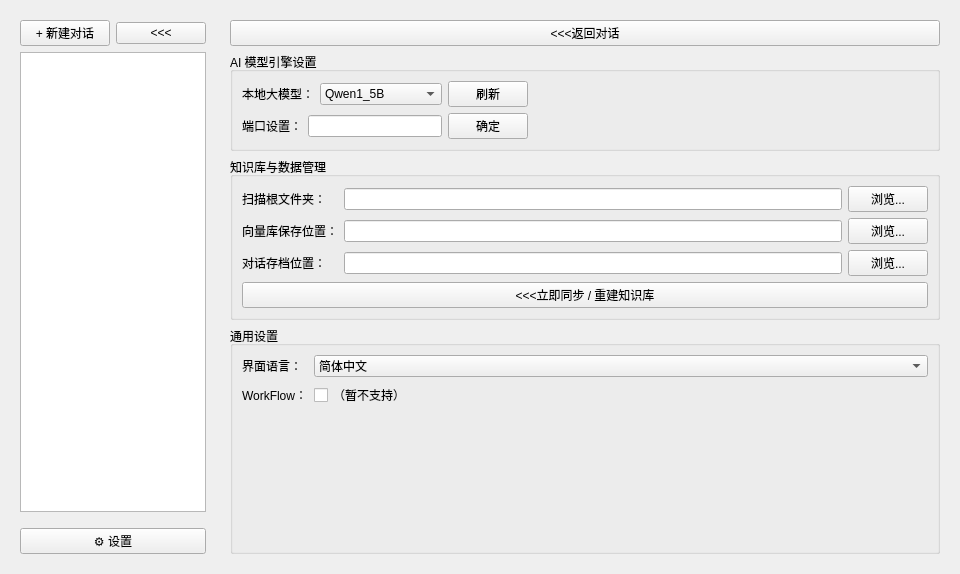
The window that src/ui/mainwidget.ui (peiyv86/DeepVein) describes before a commit, drawn with Qt 5.
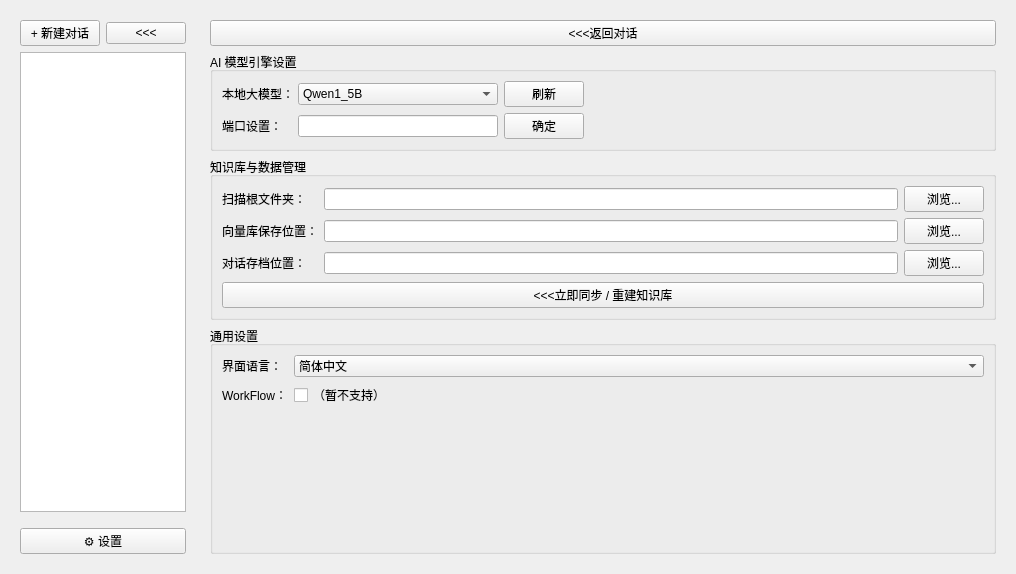
The same window after the commit.

Diff of the .ui file:
```diff
--- a/src/ui/mainwidget.ui
+++ b/src/ui/mainwidget.ui
@@ -226,6 +226,12 @@
               </property>
               <item>
                <widget class="QLabel" name="labelModel">
+                <property name="minimumSize">
+                 <size>
+                  <width>70</width>
+                  <height>0</height>
+                 </size>
+                </property>
                 <property name="maximumSize">
                  <size>
                   <width>80</width>
@@ -239,6 +245,12 @@
               </item>
               <item>
                <widget class="QComboBox" name="comboModel">
+                <property name="minimumSize">
+                 <size>
+                  <width>200</width>
+                  <height>0</height>
+                 </size>
+                </property>
                 <item>
                  <property name="text">
                   <string>Qwen1_5B</string>
@@ -270,15 +282,28 @@
               <property name="rightMargin">
                <number>400</number>
               </property>
-              <item>
+              <item alignment="Qt::AlignmentFlag::AlignLeft">
                <widget class="QLabel" name="label">
+                <property name="minimumSize">
+                 <size>
+                  <width>70</width>
+                  <height>0</height>
+                 </size>
+                </property>
                 <property name="text">
                  <string>端口设置：</string>
                 </property>
                </widget>
               </item>
               <item>
-               <widget class="QLineEdit" name="editPort"/>
+               <widget class="QLineEdit" name="editPort">
+                <property name="minimumSize">
+                 <size>
+                  <width>200</width>
+                  <height>0</height>
+                 </size>
+                </property>
+               </widget>
               </item>
               <item>
                <widget class="QPushButton" name="btnSetPort">
```
